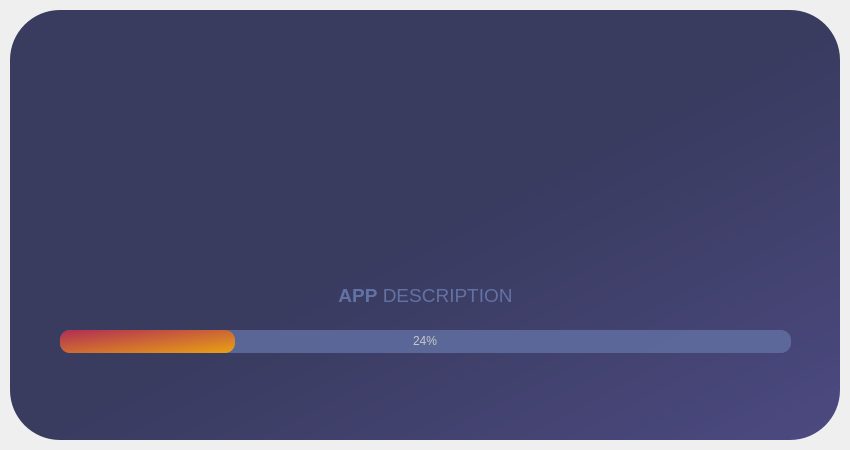
This is UI_Functions/splash_screen.ui in Mechanics-of-Orbit/MOPy as Qt 5 draws it before an edit. The edited form follows.
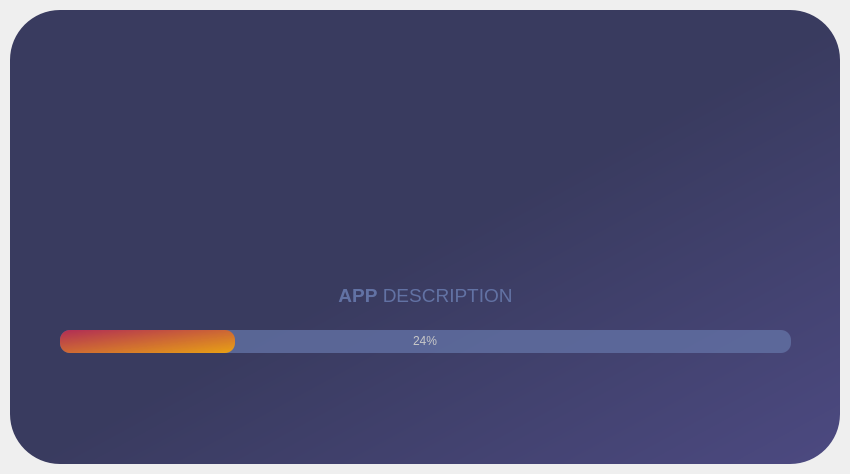
This is the edited form. Icons and pictures are not drawn. Custom widgets are drawn as their Qt base class.

Commit message: Added Spiral Progress Bar

Patch:
```diff
--- a/UI_Functions/splash_screen.ui
+++ b/UI_Functions/splash_screen.ui
@@ -7,7 +7,7 @@
     <x>0</x>
     <y>0</y>
     <width>850</width>
-    <height>450</height>
+    <height>474</height>
    </rect>
   </property>
   <property name="windowTitle">
@@ -107,35 +107,6 @@
         <number>24</number>
        </property>
       </widget>
-      <widget class="QLabel" name="loading_lbl">
-       <property name="geometry">
-        <rect>
-         <x>10</x>
-         <y>350</y>
-         <width>811</width>
-         <height>61</height>
-        </rect>
-       </property>
-       <property name="font">
-        <font>
-         <family>Segoe UI</family>
-         <pointsize>12</pointsize>
-        </font>
-       </property>
-       <property name="styleSheet">
-        <string notr="true">background-color:transparent;
-color: rgb(98, 114, 164);</string>
-       </property>
-       <property name="text">
-        <string/>
-       </property>
-       <property name="alignment">
-        <set>Qt::AlignCenter</set>
-       </property>
-       <property name="wordWrap">
-        <bool>true</bool>
-       </property>
-      </widget>
       <widget class="QFrame" name="logo_frame">
        <property name="geometry">
         <rect>
@@ -192,17 +163,59 @@
         </item>
        </layout>
       </widget>
-      <widget class="QLabel" name="label">
+      <widget class="QFrame" name="ProgressBarContainer">
        <property name="geometry">
         <rect>
-         <x>570</x>
-         <y>330</y>
-         <width>47</width>
+         <x>10</x>
+         <y>390</y>
+         <width>811</width>
+         <height>61</height>
+        </rect>
+       </property>
+       <property name="styleSheet">
+        <string notr="true">background:transparent</string>
+       </property>
+       <property name="frameShape">
+        <enum>QFrame::StyledPanel</enum>
+       </property>
+       <property name="frameShadow">
+        <enum>QFrame::Raised</enum>
+       </property>
+       <layout class="QHBoxLayout" name="horizontalLayout_2">
+        <item alignment="Qt::AlignHCenter|Qt::AlignVCenter">
+         <widget class="spiralProgressBar" name="progressBar_2" native="true">
+          <property name="minimumSize">
+           <size>
+            <width>45</width>
+            <height>40</height>
+           </size>
+          </property>
+          <property name="maximumSize">
+           <size>
+            <width>45</width>
+            <height>40</height>
+           </size>
+          </property>
+         </widget>
+        </item>
+       </layout>
+      </widget>
+      <widget class="QLabel" name="loading_lbl">
+       <property name="geometry">
+        <rect>
+         <x>26</x>
+         <y>350</y>
+         <width>781</width>
          <height>41</height>
         </rect>
        </property>
+       <property name="font">
+        <font>
+         <pointsize>10</pointsize>
+        </font>
+       </property>
        <property name="styleSheet">
-        <string notr="true">background-color:transparent;</string>
+        <string notr="true">background:transparent;</string>
        </property>
        <property name="text">
         <string/>
@@ -213,6 +226,14 @@
    </layout>
   </widget>
  </widget>
+ <customwidgets>
+  <customwidget>
+   <class>spiralProgressBar</class>
+   <extends>QWidget</extends>
+   <header>PySide2extn.SpiralProgressBar.h</header>
+   <container>1</container>
+  </customwidget>
+ </customwidgets>
  <resources/>
  <connections/>
 </ui>
```
Left out of the diff: 3 changed lines with no effect on the pictures. The commit also changes 6 other files.
